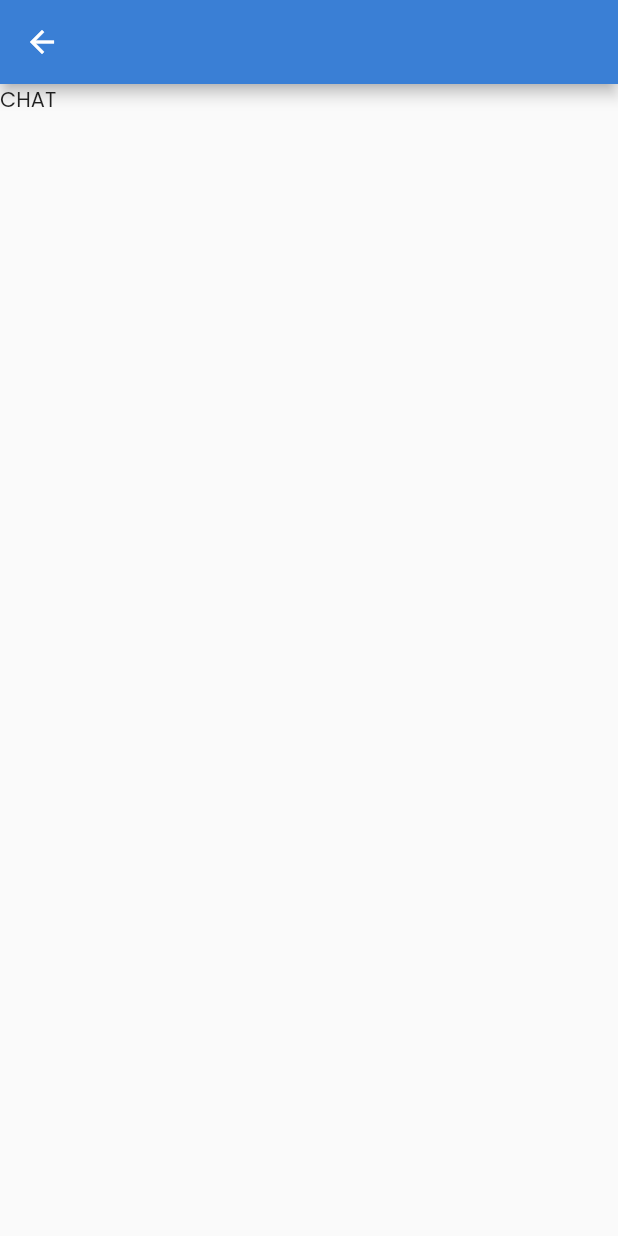
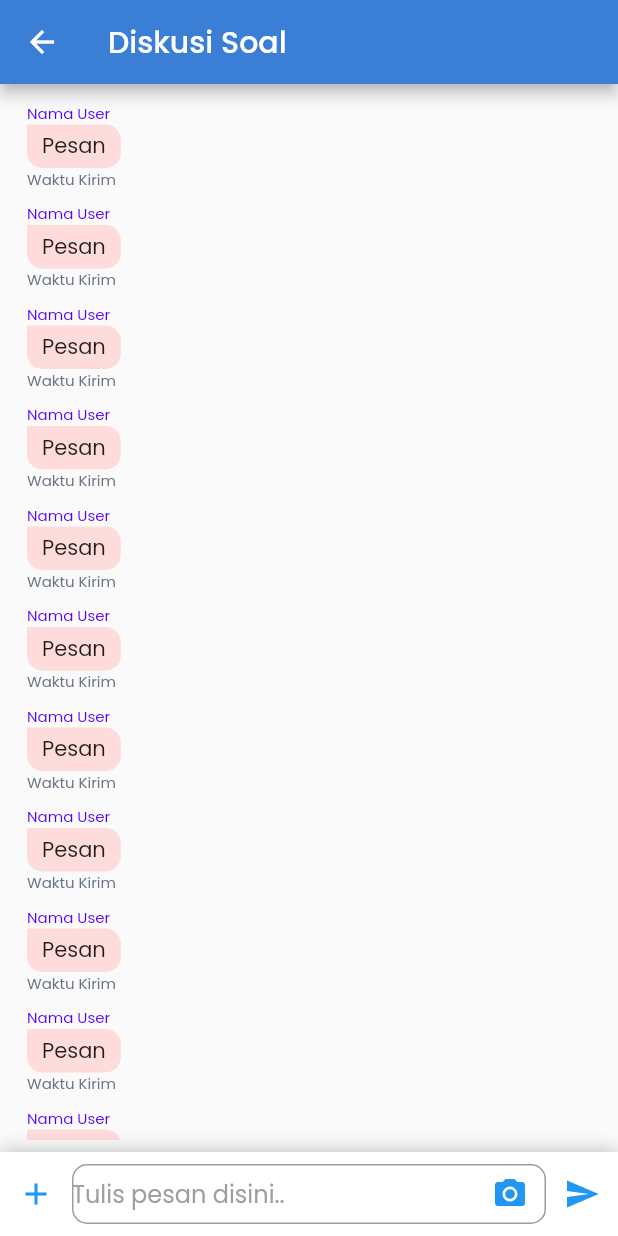
Before and after one commit to Agus2020-droid/app_latihan_soal, a Flutter app: the ChatPage screen opened directly, on a phone screen of 412 x 824 dp. Run offline on Flutter 3.47's test engine with Material 2 defaults, Android fonts, the phone set to English and light mode, and no system bars; our stand-ins replace cloud_firestore, firebase_auth, firebase_core, google_fonts, google_sign_in; accounts and stored records are empty; network calls fail.

Commit message:
Setting Web auth

```diff
--- a/lib/views/main/discussion/chat_page.dart
+++ b/lib/views/main/discussion/chat_page.dart
@@ -1,7 +1,11 @@
+import 'package:cloud_firestore/cloud_firestore.dart';
+import 'package:firebase_auth/firebase_auth.dart';
+import 'package:firebase_core/firebase_core.dart';
 import 'package:flutter/cupertino.dart';
 import 'package:flutter/material.dart';
 import 'package:flutter/src/foundation/key.dart';
 import 'package:flutter/src/widgets/framework.dart';
+import 'package:latihan_soal/constants/r.dart';
 
 class ChatPage extends StatefulWidget {
   const ChatPage({Key? key}) : super(key: key);
@@ -11,12 +15,129 @@ class ChatPage extends StatefulWidget {
 }
 
 class _ChatPageState extends State<ChatPage> {
+  final textController = TextEditingController();
+
   @override
   Widget build(BuildContext context) {
+    CollectionReference chat = FirebaseFirestore.instance
+        .collection("room")
+        .doc("kimia")
+        .collection("chat");
     return Scaffold(
-      appBar: AppBar(),
+      appBar: AppBar(
+        title: Text("Diskusi Soal"),
+      ),
       body: Column(
-        children: [Text("CHAT")],
+        children: [
+          Expanded(
+            child: Padding(
+              padding: const EdgeInsets.all(8.0),
+              child: ListView.builder(
+                  itemBuilder: (BuildContext context, int index) {
+                return Container(
+                  margin: EdgeInsets.symmetric(horizontal: 10, vertical: 4),
+                  width: MediaQuery.of(context).size.width * 0.8,
+                  child: Column(
+                    crossAxisAlignment: CrossAxisAlignment.start,
+                    children: [
+                      Text(
+                        "Nama User",
+                        style:
+                            TextStyle(fontSize: 10, color: Color(0xff5200FF)),
+                      ),
+                      Container(
+                          padding:
+                              EdgeInsets.symmetric(horizontal: 10, vertical: 4),
+                          decoration: BoxDecoration(
+                            color: Color(0xffffdcdc),
+                            borderRadius: BorderRadius.only(
+                                bottomLeft: Radius.circular(10),
+                                bottomRight: Radius.circular(10),
+                                topRight: Radius.circular(10)),
+                          ),
+                          child: Text("Pesan")),
+                      Text(
+                        "Waktu Kirim",
+                        style: TextStyle(
+                            fontSize: 10, color: R.colors.greySubtitle),
+                      ),
+                    ],
+                  ),
+                );
+              }),
+            ),
+          ),
+          SafeArea(
+            child: Container(
+              decoration: BoxDecoration(color: Colors.white, boxShadow: [
+                BoxShadow(
+                    offset: Offset(0, -1),
+                    blurRadius: 10,
+                    color: Colors.black.withOpacity(0.25))
+              ]),
+              child: Row(children: [
+                IconButton(
+                  icon: Icon(
+                    Icons.add,
+                    color: Colors.blue,
+                  ),
+                  onPressed: () {},
+                ),
+                Expanded(
+                  child: Container(
+                    padding: EdgeInsets.symmetric(vertical: 4),
+                    child: Row(
+                      children: [
+                        Expanded(
+                            child: Container(
+                          height: 40,
+                          child: TextField(
+                            controller: textController,
+                            decoration: InputDecoration(
+                                suffixIcon: IconButton(
+                                  icon: Icon(
+                                    Icons.camera_alt,
+                                    color: Colors.blue,
+                                  ),
+                                  onPressed: () {},
+                                ),
+                                contentPadding: EdgeInsets.zero,
+                                border: OutlineInputBorder(
+                                    borderRadius: BorderRadius.circular(10)),
+                                hintText: "Tulis pesan disini..",
+                                hintStyle: TextStyle(color: Colors.grey)),
+                          ),
+                        )),
+                        IconButton(
+                          icon: Icon(
+                            Icons.send,
+                            color: Colors.blue,
+                          ),
+                          onPressed: () {
+                            if (textController.text.isEmpty) {
+                              return;
+                            }
+                            print(textController.text);
+                            final user = FirebaseAuth.instance.currentUser!;
+                            final chatContent = {
+                              "nama": user.displayName,
+                              "uid": user.uid,
+                              "content": textController.text,
+                              "email": user.email,
+                              "photo": user.photoURL,
+                              "time": FieldValue.serverTimestamp(),
+                            };
+                            chat.add(chatContent);
+                          },
+                        ),
+                      ],
+                    ),
+                  ),
+                ),
+              ]),
+            ),
+          )
+        ],
       ),
     );
   }
--- a/lib/views/main/latihan_soal/mapel_page.dart
+++ b/lib/views/main/latihan_soal/mapel_page.dart
@@ -1,5 +1,3 @@
-import 'dart:js';
-
 import 'package:flutter/material.dart';
 import 'package:flutter/src/foundation/key.dart';
 import 'package:flutter/src/widgets/framework.dart';
--- a/pubspec.yaml
+++ b/pubspec.yaml
@@ -27,6 +27,7 @@ environment:
 # the latest version available on pub.dev. To see which dependencies have newer
 # versions available, run `flutter pub outdated`.
 dependencies:
+  cloud_firestore: ^3.4.3
   cupertino_icons: ^1.0.2
   firebase_auth: ^3.6.2
   firebase_core: ^1.20.0
@@ -35,6 +36,7 @@ dependencies:
   google_fonts: ^3.0.1
   google_sign_in: ^5.4.0
   http: ^0.13.4
+  intl: ^0.17.0
   provider: ^6.0.3
   shared_preferences: ^2.0.15
 
```
Also changed, not shown: lib/views/login_page.dart (+9 -0 lines), lib/views/main/profile/profile_page.dart (+12 -1 lines), lib/views/splash_screen.dart (+6 -2 lines), pubspec.lock, 3 other files.
